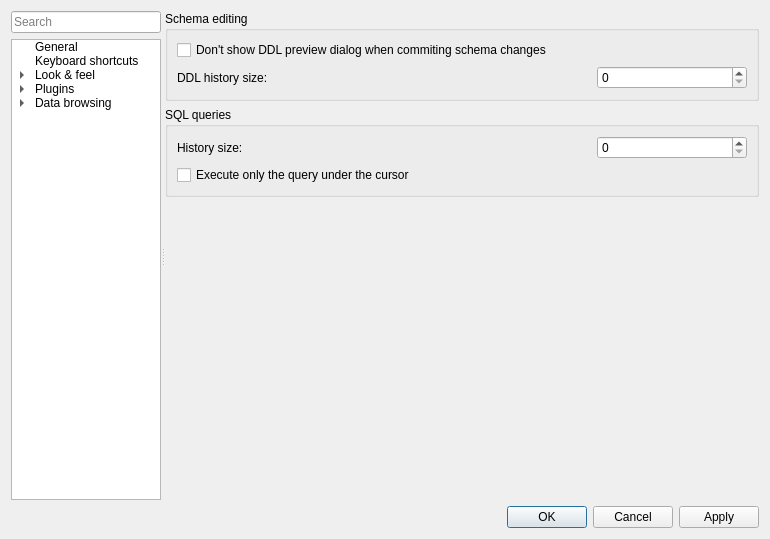
First picture: the form in SQLiteStudio3/SQLiteStudio/dialogs/configdialog.ui, repository pawelsalawa/sqlitestudio, before the edit.
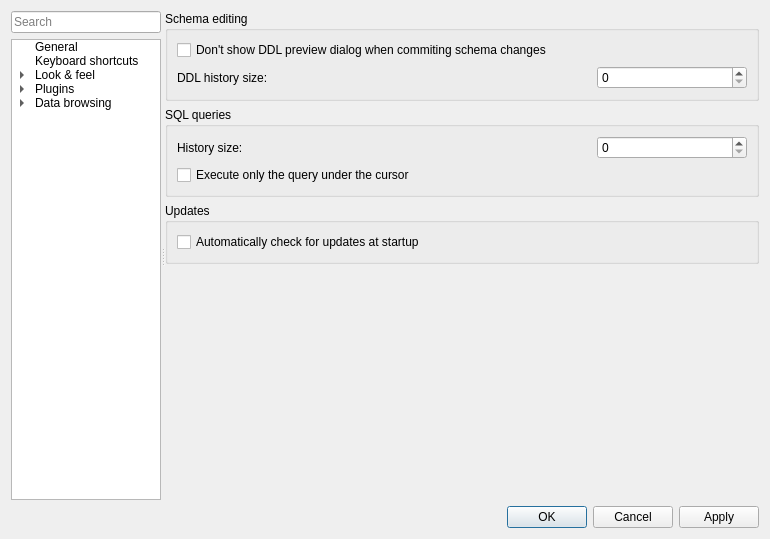
Second picture: the form after the edit. The open tabs and pages were chosen to show the change. Custom widgets are drawn as their Qt base class.

```diff
--- a/SQLiteStudio3/SQLiteStudio/dialogs/configdialog.ui
+++ b/SQLiteStudio3/SQLiteStudio/dialogs/configdialog.ui
@@ -443,6 +443,25 @@
              </layout>
             </widget>
            </item>
+           <item>
+            <widget class="QGroupBox" name="updatesGroup">
+             <property name="title">
+              <string>Updates</string>
+             </property>
+             <layout class="QVBoxLayout" name="verticalLayout_29">
+              <item>
+               <widget class="QCheckBox" name="checkForUpdatesCheck">
+                <property name="text">
+                 <string>Automatically check for updates at startup</string>
+                </property>
+                <property name="cfg" stdset="0">
+                 <string>General.CheckUpdatesOnStartup</string>
+                </property>
+               </widget>
+              </item>
+             </layout>
+            </widget>
+           </item>
            <item>
             <spacer name="verticalSpacer">
              <property name="orientation">
```
Left out of the diff: 10 changed lines with no effect on the pictures.
